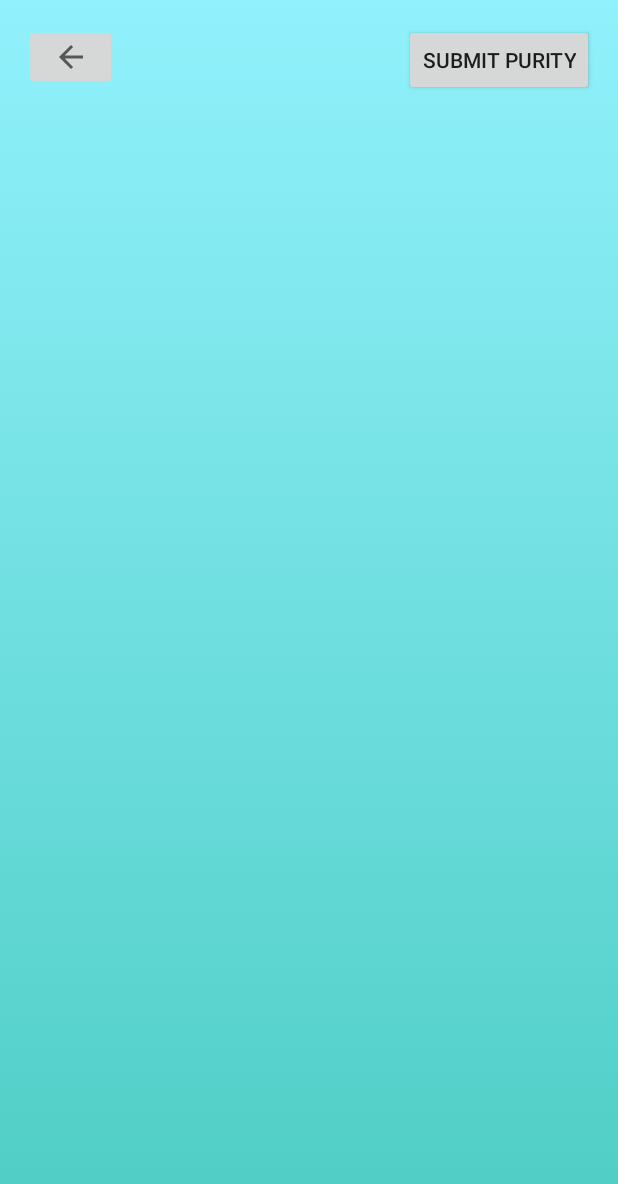
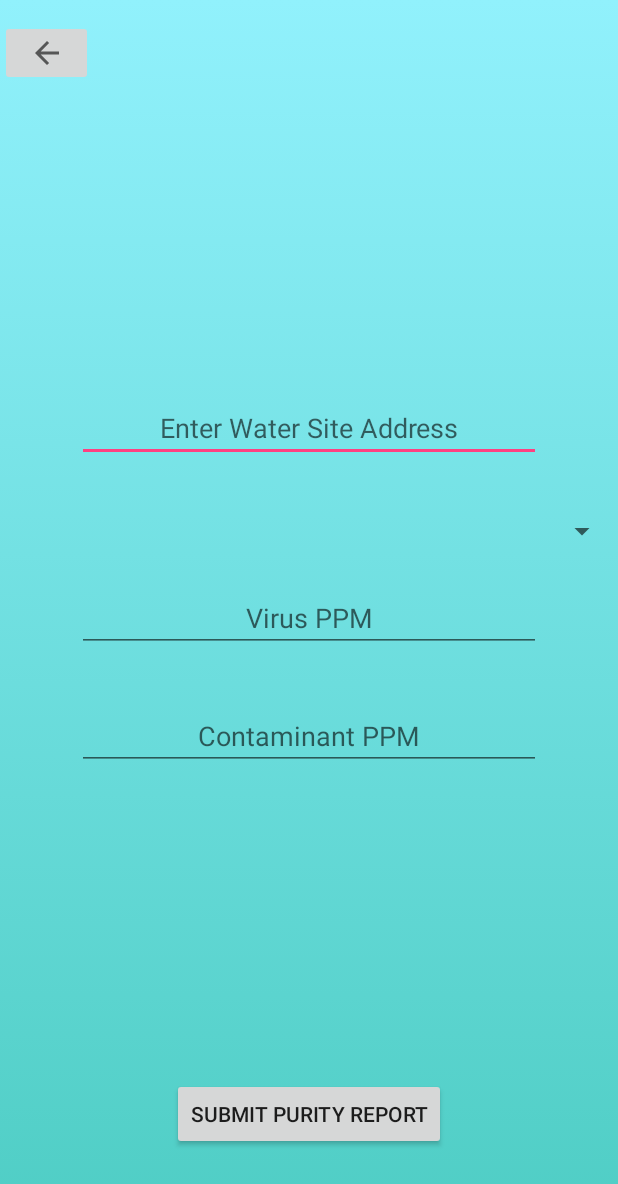
Before and after one commit to jcarn/CS2340-Clickity-Clack, an Android app: the PurityReportActivity screen opened directly, with no data from a screen before it, after a tap on "SUBMIT PURITY", on a phone screen of 412 x 824 dp. Shown: the top 1184 px of the screen. Run offline under Robolectric (Android 15) with nearby library versions, the light colour scheme and no system bars; our stand-ins replace Firebase (no records; nobody signed in at launch, a user with empty details on screens opened directly).

Commit message:
added submit purity report screen with appropriate components and navigation between screens

```diff
--- a/Watro/app/src/main/AndroidManifest.xml
+++ b/Watro/app/src/main/AndroidManifest.xml
@@ -25,8 +25,9 @@
         <activity android:name=".Controller.LoginActivity" />
         <activity android:name=".Controller.ProfileActivity" />
         <activity android:name=".Controller.SubmitActivity" />
-        <activity android:name=".Controller.ReportsActivity"></activity>
-        <activity android:name=".Controller.PurityReportActivity"></activity>
+        <activity android:name=".Controller.ReportsActivity" />
+        <activity android:name=".Controller.PurityReportActivity" />
+        <activity android:name=".Controller.SubmitPurityReportActivity"></activity>
     </application>
 
 </manifest>
--- a/Watro/app/src/main/java/com/watro/clickityclack/watro/Controller/PurityReportActivity.java
+++ b/Watro/app/src/main/java/com/watro/clickityclack/watro/Controller/PurityReportActivity.java
@@ -40,7 +40,7 @@ public class PurityReportActivity extends AppCompatActivity implements View.OnCl
     @Override
     public void onClick(View v) {
         if (v == submitPurityReportButton) {
-            int changeThis = 0;
+            startActivity(new Intent(this, SubmitPurityReportActivity.class));
         }
         if (v == returnButton) {
             startActivity(new Intent(this, ReportsActivity.class));
--- a/Watro/app/src/main/java/com/watro/clickityclack/watro/Controller/SubmitActivity.java
+++ b/Watro/app/src/main/java/com/watro/clickityclack/watro/Controller/SubmitActivity.java
@@ -174,7 +174,7 @@ public class SubmitActivity extends AppCompatActivity implements View.OnClickLis
         }
 
         if (v == submitButton) {
-            if (!editTextAddress.getText().toString().equals("")){
+            if (!editTextAddress.getText().toString().equals("")) {
                 saveReport();
             } else {
                 Toast.makeText(this, "Please fill all fields", Toast.LENGTH_LONG).show();
--- /dev/null
+++ b/Watro/app/src/main/java/com/watro/clickityclack/watro/Controller/SubmitPurityReportActivity.java
@@ -0,0 +1,44 @@
+package com.watro.clickityclack.watro.Controller;
+
+import android.content.Intent;
+import android.support.v7.app.AppCompatActivity;
+import android.os.Bundle;
+import android.support.v7.widget.LinearLayoutCompat;
+import android.view.View;
+import android.widget.Button;
+import android.widget.EditText;
+import android.widget.ImageButton;
+import android.widget.Toast;
+
+import com.watro.clickityclack.watro.Model.PurityReport;
+import com.watro.clickityclack.watro.R;
+
+public class SubmitPurityReportActivity extends AppCompatActivity implements View.OnClickListener {
+
+    private ImageButton returnButton;
+    private Button submitButton;
+    private EditText editTextAddress;
+    private EditText editTextVirus;
+    private EditText editTextContaminant;
+
+    @Override
+    protected void onCreate(Bundle savedInstanceState) {
+        super.onCreate(savedInstanceState);
+        setContentView(R.layout.activity_submit_purity_report);
+        returnButton = (ImageButton) findViewById(R.id.returnButton);
+        returnButton.setOnClickListener(this);
+        submitButton = (Button) findViewById(R.id.buttonSubmitPurityReport);
+        submitButton.setOnClickListener(this);
+        editTextAddress = (EditText) findViewById(R.id.editTextAddress);
+        editTextVirus = (EditText) findViewById(R.id.editTextVirus);
+        editTextContaminant = (EditText) findViewById(R.id.editContaminant);
+    }
+
+    @Override
+    public void onClick(View v) {
+        if (v == returnButton) {
+            finish();
+            startActivity(new Intent(this, PurityReportActivity.class));
+        }
+    }
+}
--- /dev/null
+++ b/Watro/app/src/main/res/layout/activity_submit_purity_report.xml
@@ -0,0 +1,89 @@
+<?xml version="1.0" encoding="utf-8"?>
+<RelativeLayout xmlns:android="http://schemas.android.com/apk/res/android"
+    xmlns:app="http://schemas.android.com/apk/res-auto"
+    xmlns:tools="http://schemas.android.com/tools"
+    android:layout_width="match_parent"
+    android:layout_height="match_parent"
+    android:background="@drawable/gradient_background"
+    tools:context="com.watro.clickityclack.watro.Controller.SubmitPurityReportActivity"
+    tools:layout_editor_absoluteY="25dp"
+    tools:layout_editor_absoluteX="0dp">
+
+    <Button
+        android:id="@+id/buttonSubmitPurityReport"
+        android:layout_width="wrap_content"
+        android:layout_height="wrap_content"
+        android:text="Submit Purity Report"
+        tools:layout_editor_absoluteX="100dp"
+        tools:layout_editor_absoluteY="426dp"
+        android:layout_marginBottom="57dp"
+        android:layout_alignParentBottom="true"
+        android:layout_centerHorizontal="true" />
+
+    <ImageButton
+        android:id="@+id/returnButton"
+        android:layout_width="62dp"
+        android:layout_height="wrap_content"
+        app:srcCompat="?attr/actionModeCloseDrawable"
+        tools:layout_editor_absoluteY="33dp"
+        tools:layout_editor_absoluteX="16dp"
+        android:layout_alignParentTop="true"
+        android:layout_alignParentLeft="true"
+        android:layout_alignParentStart="true"
+        android:layout_marginTop="13dp" />
+
+    <EditText
+        android:id="@+id/editTextAddress"
+        android:layout_width="309dp"
+        android:layout_height="wrap_content"
+        android:ems="10"
+        android:gravity="center_vertical|center_horizontal"
+        android:hint="Enter Water Site Address"
+        android:inputType="text"
+        tools:layout_editor_absoluteY="103dp"
+        tools:layout_editor_absoluteX="38dp"
+        android:layout_above="@+id/editTextVirus"
+        android:layout_alignLeft="@+id/editTextVirus"
+        android:layout_alignStart="@+id/editTextVirus"
+        android:layout_marginBottom="81dp" />
+
+    <EditText
+        android:id="@+id/editTextVirus"
+        android:layout_width="309dp"
+        android:layout_height="wrap_content"
+        android:ems="10"
+        android:gravity="center_vertical|center_horizontal"
+        android:hint="Virus PPM"
+        android:inputType="text"
+        tools:layout_editor_absoluteX="38dp"
+        tools:layout_editor_absoluteY="242dp"
+        android:layout_centerVertical="true"
+        android:layout_alignLeft="@+id/editContaminant"
+        android:layout_alignStart="@+id/editContaminant" />
+
+    <EditText
+        android:id="@+id/editContaminant"
+        android:layout_width="309dp"
+        android:layout_height="wrap_content"
+        android:ems="10"
+        android:gravity="center_vertical|center_horizontal"
+        android:hint="Contaminant PPM"
+        android:inputType="text|textPhonetic"
+        tools:layout_editor_absoluteX="38dp"
+        tools:layout_editor_absoluteY="330dp"
+        android:layout_marginTop="33dp"
+        android:layout_below="@+id/editTextVirus"
+        android:layout_centerHorizontal="true" />
+
+    <Spinner
+        android:id="@+id/spinner"
+        android:layout_width="368dp"
+        android:layout_height="wrap_content"
+        tools:layout_editor_absoluteX="8dp"
+        tools:layout_editor_absoluteY="191dp"
+        android:layout_above="@+id/editTextVirus"
+        android:layout_alignParentRight="true"
+        android:layout_alignParentEnd="true"
+        android:layout_marginBottom="23dp" />
+
+</RelativeLayout>
```
